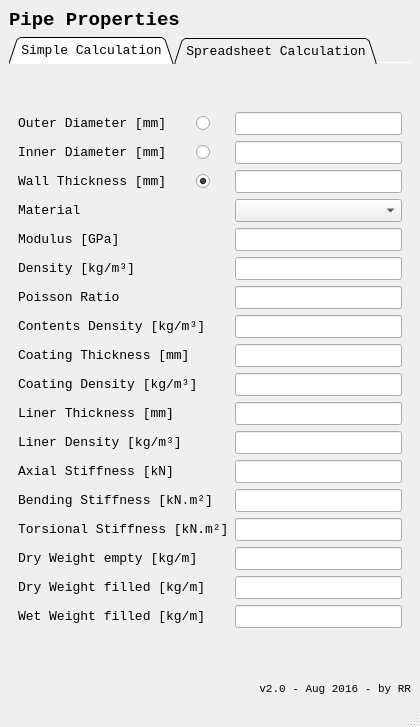
Qt form Qt/PipeProperties/pipe_properties.ui (haphaeu/yoshimi) before a commit.
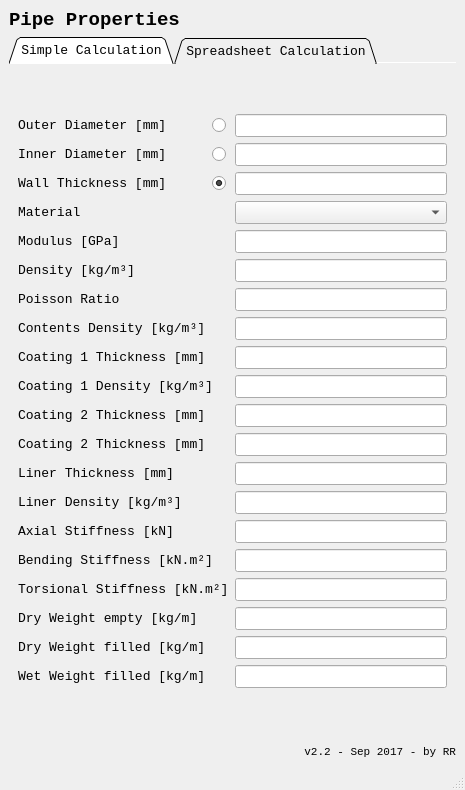
The same form after that commit. The open tabs and pages were chosen to show the change.

Commit message:
PipeProperties - added options for 2 external coatings
also make columns resize equally

What changed in the file:
```diff
--- a/Qt/PipeProperties/pipe_properties.ui
+++ b/Qt/PipeProperties/pipe_properties.ui
@@ -6,8 +6,8 @@
    <rect>
     <x>0</x>
     <y>0</y>
-    <width>389</width>
-    <height>727</height>
+    <width>465</width>
+    <height>790</height>
    </rect>
   </property>
   <property name="sizePolicy">
@@ -298,19 +298,6 @@
             </property>
            </widget>
           </item>
-          <item row="8" column="0">
-           <widget class="QLabel" name="label_9">
-            <property name="font">
-             <font>
-              <family>Consolas</family>
-              <pointsize>10</pointsize>
-             </font>
-            </property>
-            <property name="text">
-             <string>Coating Thickness [mm]</string>
-            </property>
-           </widget>
-          </item>
           <item row="8" column="2">
            <widget class="QLineEdit" name="lineCoatingThickness">
             <property name="font">
@@ -330,7 +317,7 @@
              </font>
             </property>
             <property name="text">
-             <string>Coating Density [kg/m³]</string>
+             <string>Coating 1 Density [kg/m³]</string>
             </property>
            </widget>
           </item>
@@ -344,7 +331,7 @@
             </property>
            </widget>
           </item>
-          <item row="10" column="0">
+          <item row="12" column="0">
            <widget class="QLabel" name="label_7">
             <property name="font">
              <font>
@@ -357,7 +344,7 @@
             </property>
            </widget>
           </item>
-          <item row="10" column="2">
+          <item row="12" column="2">
            <widget class="QLineEdit" name="lineLinerThickness">
             <property name="font">
              <font>
@@ -367,7 +354,7 @@
             </property>
            </widget>
           </item>
-          <item row="11" column="0">
+          <item row="13" column="0">
            <widget class="QLabel" name="label_8">
             <property name="font">
              <font>
@@ -380,7 +367,7 @@
             </property>
            </widget>
           </item>
-          <item row="11" column="2">
+          <item row="13" column="2">
            <widget class="QLineEdit" name="lineLinerDensity">
             <property name="font">
              <font>
@@ -390,7 +377,7 @@
             </property>
            </widget>
           </item>
-          <item row="12" column="0">
+          <item row="14" column="0">
            <widget class="QLabel" name="label">
             <property name="font">
              <font>
@@ -403,7 +390,7 @@
             </property>
            </widget>
           </item>
-          <item row="12" column="2">
+          <item row="14" column="2">
            <widget class="QLineEdit" name="lineAxialStiffness">
             <property name="font">
              <font>
@@ -413,7 +400,7 @@
             </property>
            </widget>
           </item>
-          <item row="13" column="0" colspan="2">
+          <item row="15" column="0" colspan="2">
            <widget class="QLabel" name="label_2">
             <property name="font">
              <font>
@@ -426,7 +413,7 @@
             </property>
            </widget>
           </item>
-          <item row="13" column="2">
+          <item row="15" column="2">
            <widget class="QLineEdit" name="lineBendingStiffness">
             <property name="font">
              <font>
@@ -436,7 +423,7 @@
             </property>
            </widget>
           </item>
-          <item row="14" column="0" colspan="2">
+          <item row="16" column="0" colspan="2">
            <widget class="QLabel" name="label_3">
             <property name="font">
              <font>
@@ -449,7 +436,7 @@
             </property>
            </widget>
           </item>
-          <item row="14" column="2">
+          <item row="16" column="2">
            <widget class="QLineEdit" name="lineTorsionalStiffness">
             <property name="font">
              <font>
@@ -459,7 +446,7 @@
             </property>
            </widget>
           </item>
-          <item row="15" column="0" colspan="2">
+          <item row="17" column="0" colspan="2">
            <widget class="QLabel" name="label_4">
             <property name="font">
              <font>
@@ -472,7 +459,7 @@
             </property>
            </widget>
           </item>
-          <item row="15" column="2">
+          <item row="17" column="2">
            <widget class="QLineEdit" name="lineWeightDryEmpty">
             <property name="font">
              <font>
@@ -482,7 +469,7 @@
             </property>
            </widget>
           </item>
-          <item row="16" column="0" colspan="2">
+          <item row="18" column="0" colspan="2">
            <widget class="QLabel" name="label_5">
             <property name="font">
              <font>
@@ -495,7 +482,7 @@
             </property>
            </widget>
           </item>
-          <item row="16" column="2">
+          <item row="18" column="2">
            <widget class="QLineEdit" name="lineWeightDryFilled">
             <property name="font">
              <font>
@@ -505,7 +492,7 @@
             </property>
            </widget>
           </item>
-          <item row="17" column="0" colspan="2">
+          <item row="19" column="0" colspan="2">
            <widget class="QLabel" name="label_6">
             <property name="font">
              <font>
@@ -518,7 +505,7 @@
             </property>
            </widget>
           </item>
-          <item row="17" column="2">
+          <item row="19" column="2">
            <widget class="QLineEdit" name="lineWeightWetFilled">
             <property name="font">
              <font>
@@ -528,6 +515,57 @@
             </property>
            </widget>
           </item>
+          <item row="10" column="0">
+           <widget class="QLabel" name="label_9">
+            <property name="minimumSize">
+             <size>
+              <width>0</width>
+              <height>0</height>
+             </size>
+            </property>
+            <property name="font">
+             <font>
+              <family>Consolas</family>
+              <pointsize>10</pointsize>
+             </font>
+            </property>
+            <property name="text">
+             <string>Coating 2 Thickness [mm]</string>
+            </property>
+           </widget>
+          </item>
+          <item row="11" column="0">
+           <widget class="QLabel" name="label_11">
+            <property name="font">
+             <font>
+              <family>Consolas</family>
+              <pointsize>10</pointsize>
+             </font>
+            </property>
+            <property name="text">
+             <string>Coating 2 Thickness [mm]</string>
+            </property>
+           </widget>
+          </item>
+          <item row="8" column="0">
+           <widget class="QLabel" name="label_14">
+            <property name="font">
+             <font>
+              <family>Consolas</family>
+              <pointsize>10</pointsize>
+             </font>
+            </property>
+            <property name="text">
+             <string>Coating 1 Thickness [mm]</string>
+            </property>
+           </widget>
+          </item>
+          <item row="10" column="2">
+           <widget class="QLineEdit" name="lineCoating2Thickness"/>
+          </item>
+          <item row="11" column="2">
+           <widget class="QLineEdit" name="lineCoating2Density"/>
+          </item>
          </layout>
         </item>
        </layout>
@@ -611,7 +649,7 @@
        <enum>Qt::LeftToRight</enum>
       </property>
       <property name="text">
-       <string>v2.0 - Aug 2016 - by RR</string>
+       <string>v2.2 - Sep 2017 - by RR</string>
       </property>
       <property name="alignment">
        <set>Qt::AlignRight|Qt::AlignTrailing|Qt::AlignVCenter</set>
```
Left out of the diff: 16 changed lines with no effect on the pictures. The commit also changes 2 other files.
